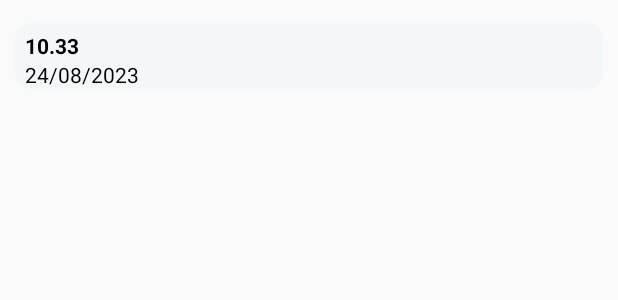
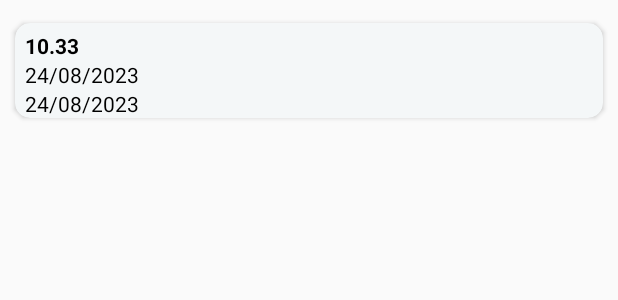
Before and after one commit to enesicmen/Initial-Code-Software-Solutions-Case, an Android app: the layout row_orders.xml on its own in the app's theme, with its tools: preview values and no code run, on a phone screen of 412 x 824 dp. Shown: the top 300 px of the screen. Run offline under Robolectric (Android 15) with nearby library versions, the phone set to English and light mode, and no system bars.

Commit message:
The user's address was recorded in the db when creating an order

```diff
--- a/app/src/main/java/com/icmen/ecommerceapplication/data/model/Order.kt
+++ b/app/src/main/java/com/icmen/ecommerceapplication/data/model/Order.kt
@@ -3,5 +3,6 @@ package com.icmen.ecommerceapplication.data.model
 data class Order(
     val products: List<Product> = listOf(),
     val totalAmount: String = "",
-    val orderDate: Long = 0L
+    val orderDate: Long = 0L,
+    val address : String = ""
 )
--- a/app/src/main/java/com/icmen/ecommerceapplication/data/model/User.kt
+++ b/app/src/main/java/com/icmen/ecommerceapplication/data/model/User.kt
@@ -6,6 +6,7 @@ data class User(
     val surname: String = "",
     val email: String = "",
     val city: String = "",
-    val profileImageUrl: String = ""
+    val profileImageUrl: String = "",
+    val address: String = ""
 
 )
--- a/app/src/main/java/com/icmen/ecommerceapplication/ui/fragment/Orders/OrdersPageAdapter.kt
+++ b/app/src/main/java/com/icmen/ecommerceapplication/ui/fragment/Orders/OrdersPageAdapter.kt
@@ -40,6 +40,7 @@ class OrdersPageAdapter(
         fun bind(item: Order) {
             binding.apply {
                 tvTotalAmount.text = item.totalAmount
+                tvAddress.text = item.address
                 tvOrderDate.text = java.text.SimpleDateFormat("dd/MM/yyyy HH:mm", java.util.Locale.getDefault()).format(item.orderDate)
             }
         }
--- a/app/src/main/java/com/icmen/ecommerceapplication/ui/fragment/Orders/OrdersPageFragment.kt
+++ b/app/src/main/java/com/icmen/ecommerceapplication/ui/fragment/Orders/OrdersPageFragment.kt
@@ -1,7 +1,6 @@
 package com.icmen.ecommerceapplication.ui.fragment.orders
 
 import android.os.Bundle
-import android.view.View
 import androidx.recyclerview.widget.LinearLayoutManager
 import com.google.firebase.auth.FirebaseAuth
 import com.google.firebase.firestore.FirebaseFirestore
--- a/app/src/main/java/com/icmen/ecommerceapplication/ui/fragment/payment/PaymentPageFragment.kt
+++ b/app/src/main/java/com/icmen/ecommerceapplication/ui/fragment/payment/PaymentPageFragment.kt
@@ -14,6 +14,7 @@ import com.google.firebase.firestore.FirebaseFirestore
 class PaymentPageFragment : BaseFragment<FragmentPaymentBinding>() {
 
     private var mTotalAmount: String = ""
+    private var mUserAddress: String = ""
     private lateinit var mProducts: Array<Product>
     private val paymentSDK = PaymentSDK()
 
@@ -60,6 +61,7 @@ class PaymentPageFragment : BaseFragment<FragmentPaymentBinding>() {
             val safeArgs = PaymentPageFragmentArgs.fromBundle(it)
             mTotalAmount = safeArgs.amount
             mProducts = safeArgs.products
+            mUserAddress = safeArgs.userAddress
         }
     }
 
@@ -78,7 +80,8 @@ class PaymentPageFragment : BaseFragment<FragmentPaymentBinding>() {
                 "products" to mProducts.toList(),
                 "totalAmount" to mTotalAmount,
                 "paymentId" to paymentId,
-                "orderDate" to System.currentTimeMillis()
+                "orderDate" to System.currentTimeMillis(),
+                "address" to mUserAddress
             )
 
             newOrderRef.set(orderData)
--- a/app/src/main/res/layout/row_orders.xml
+++ b/app/src/main/res/layout/row_orders.xml
@@ -42,6 +42,16 @@
         app:layout_constraintTop_toBottomOf="@+id/tvTotalAmount"
         tools:text="24/08/2023" />
 
+    <TextView
+        android:id="@+id/tvAddress"
+        android:layout_width="wrap_content"
+        android:layout_height="wrap_content"
+        android:layout_marginStart="3dp"
+        android:textColor="@color/black"
+        app:layout_constraintStart_toStartOf="parent"
+        app:layout_constraintTop_toBottomOf="@+id/tvOrderDate"
+        tools:text="24/08/2023" />
+
 
 </androidx.constraintlayout.widget.ConstraintLayout>
 
--- a/app/src/main/res/navigation/navigation_graph.xml
+++ b/app/src/main/res/navigation/navigation_graph.xml
@@ -50,6 +50,10 @@
             app:argType="string" />
 
         <argument
+            android:name="userAddress"
+            app:argType="string" />
+
+        <argument
             android:name="products"
             app:argType="com.icmen.ecommerceapplication.data.model.Product[]" />
 
```
Also changed, not shown: app/src/main/java/com/icmen/ecommerceapplication/ui/fragment/Basket/BasketPageFragment.kt (+28 -6 lines).
